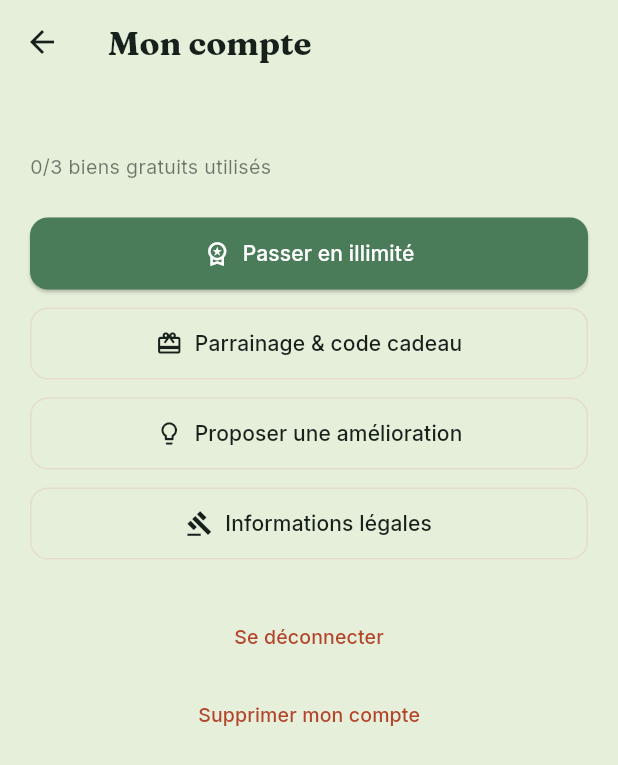
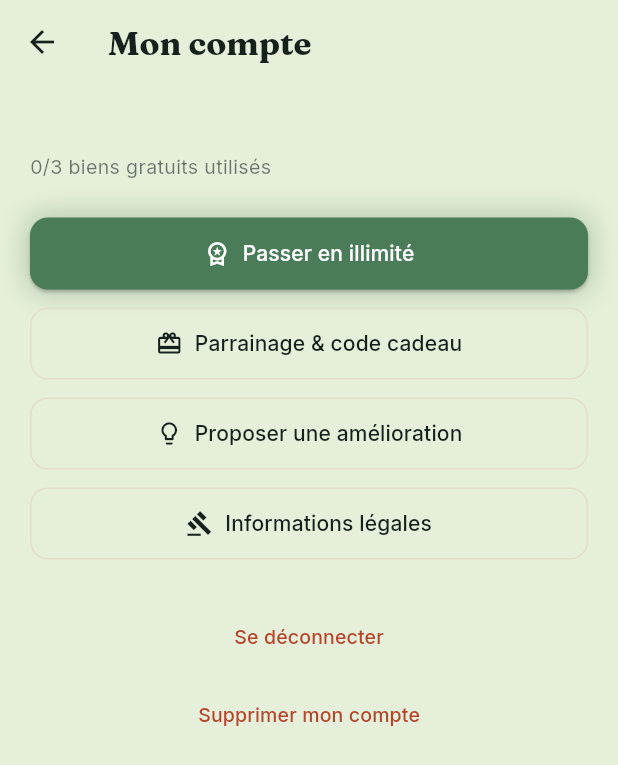
Before and after one commit to didouscossss/Didou-immo, a Flutter app: the AccountScreen screen opened directly, on a phone screen of 412 x 824 dp. Shown: the top 765 px of the screen. Run offline on Flutter 3.47's test engine with Material 3 defaults, Android fonts, the phone set to English and light mode, and no system bars; our stand-ins replace cloud_firestore, cloud_functions, file_picker, firebase_auth, firebase_core, firebase_storage and 10 more; missing offline and left inert: dart:js_interop; accounts and stored records are empty; network calls fail.

Commit message:
Ajoute un effet de surbrillance dynamique sur les boutons importants (#95)
Nouveau widget réutilisable PulsingHighlight (lib/widgets/) : halo lumineux
animé (respiration douce, ~1,5s/cycle) autour d'un bouton, couleur liée à
AppColors.accent (s'adapte donc automatiquement au thème clair/sombre et
novice/avancé). Un paramètre `active` permet de ne l'activer que quand
l'action est vraiment pertinente — un signal qui pulse partout n'attire
plus l'attention nulle part.

Appliqué à deux boutons volontairement choisis comme les plus "importants"
de l'app plutôt qu'à tous les boutons de validation :
- "Enregistrer ce bien" / "Mettre à jour ce bien" (calc_screen.dart) —
  actif seulement s'il y a quelque chose à enregistrer (bien jamais
  sauvegardé, ou modifications en attente via state.formDirty existant).
- "Passer en illimité" (account_screen.dart) — actif tant que le compte
  n'est pas encore abonné, seul contexte où ce bouton s'affiche.


Claude-Session: https://claude.ai/code/session_01NBqLjwkqjP62ZSYp1E2rxG

Co-authored-by: Claude <noreply@anthropic.com>

```diff
--- a/lib/screens/account/account_screen.dart
+++ b/lib/screens/account/account_screen.dart
@@ -4,6 +4,7 @@ import 'package:provider/provider.dart';
 import '../../services/firestore_service.dart';
 import '../../state/user_account_state.dart';
 import '../../theme/app_theme.dart';
+import '../../widgets/pulsing_highlight.dart';
 import '../admin/admin_screen.dart';
 import '../legal/legal_screens.dart';
 import '../paywall/paywall_screen.dart';
@@ -39,7 +40,8 @@ class AccountScreen extends StatelessWidget {
           Text(statusLabel, style: AppTextStyles.sans(fontSize: 13, color: AppColors.ink.withValues(alpha: 0.6))),
           const SizedBox(height: 24),
           if (!account.isSubscribed && !account.grantedFree)
-            ElevatedButton.icon(
+            PulsingHighlight(
+              child: ElevatedButton.icon(
                 onPressed: () => Navigator.of(context).push(MaterialPageRoute(builder: (_) => const PaywallScreen())),
                 icon: const Icon(Icons.workspace_premium_outlined),
                 label: const Text('Passer en illimité'),
@@ -48,6 +50,7 @@ class AccountScreen extends StatelessWidget {
                   foregroundColor: Colors.white,
                   padding: const EdgeInsets.symmetric(vertical: 14),
                   shape: RoundedRectangleBorder(borderRadius: BorderRadius.circular(12)),
+                ),
               ),
             ),
           const SizedBox(height: 12),
--- /dev/null
+++ b/lib/widgets/pulsing_highlight.dart
@@ -0,0 +1,81 @@
+import 'package:flutter/material.dart';
+
+import '../theme/app_theme.dart';
+
+/// Halo lumineux animé (respiration douce, ~1,5 s par cycle) à poser autour
+/// d'un bouton pour attirer l'œil dessus — utilisé sur les boutons d'action
+/// vraiment importants (valider une action attendue, enregistrer un
+/// changement non sauvegardé, passer en illimité...), pas systématiquement
+/// sur tous les boutons de l'app : un signal qui pulse partout n'attire
+/// plus l'attention nulle part.
+///
+/// Couleur liée à [AppColors.accent] : s'adapte donc automatiquement au
+/// thème (clair/sombre, novice/avancé) sans configuration.
+///
+/// [active] pilote l'animation à la demande (ex. seulement tant qu'il y a
+/// des modifications non enregistrées) — à `false`, le halo disparaît et
+/// l'enfant s'affiche tel quel, sans le coût de l'animation.
+class PulsingHighlight extends StatefulWidget {
+  final Widget child;
+  final bool active;
+  final BorderRadius borderRadius;
+
+  const PulsingHighlight({
+    super.key,
+    required this.child,
+    this.active = true,
+    this.borderRadius = const BorderRadius.all(Radius.circular(12)),
+  });
+
+  @override
+  State<PulsingHighlight> createState() => _PulsingHighlightState();
+}
+
+class _PulsingHighlightState extends State<PulsingHighlight> with SingleTickerProviderStateMixin {
+  late final AnimationController _controller = AnimationController(vsync: this, duration: const Duration(milliseconds: 1500));
+
+  @override
+  void initState() {
+    super.initState();
+    if (widget.active) _controller.repeat(reverse: true);
+  }
+
+  @override
+  void didUpdateWidget(covariant PulsingHighlight oldWidget) {
+    super.didUpdateWidget(oldWidget);
+    if (widget.active && !oldWidget.active) {
+      _controller.repeat(reverse: true);
+    } else if (!widget.active && oldWidget.active) {
+      _controller.stop();
+      _controller.value = 0;
+    }
+  }
+
+  @override
+  void dispose() {
+    _controller.dispose();
+    super.dispose();
+  }
+
+  @override
+  Widget build(BuildContext context) {
+    if (!widget.active) return widget.child;
+    return AnimatedBuilder(
+      animation: _controller,
+      builder: (context, child) => Container(
+        decoration: BoxDecoration(
+          borderRadius: widget.borderRadius,
+          boxShadow: [
+            BoxShadow(
+              color: AppColors.accent.withValues(alpha: 0.15 + 0.25 * _controller.value),
+              blurRadius: 8 + 10 * _controller.value,
+              spreadRadius: 1 + 2 * _controller.value,
+            ),
+          ],
+        ),
+        child: child,
+      ),
+      child: widget.child,
+    );
+  }
+}
```
Also changed, not shown: lib/screens/rendement/calc_screen.dart (+8 -1 lines). Lines whose indentation alone changed are shown as unchanged.
